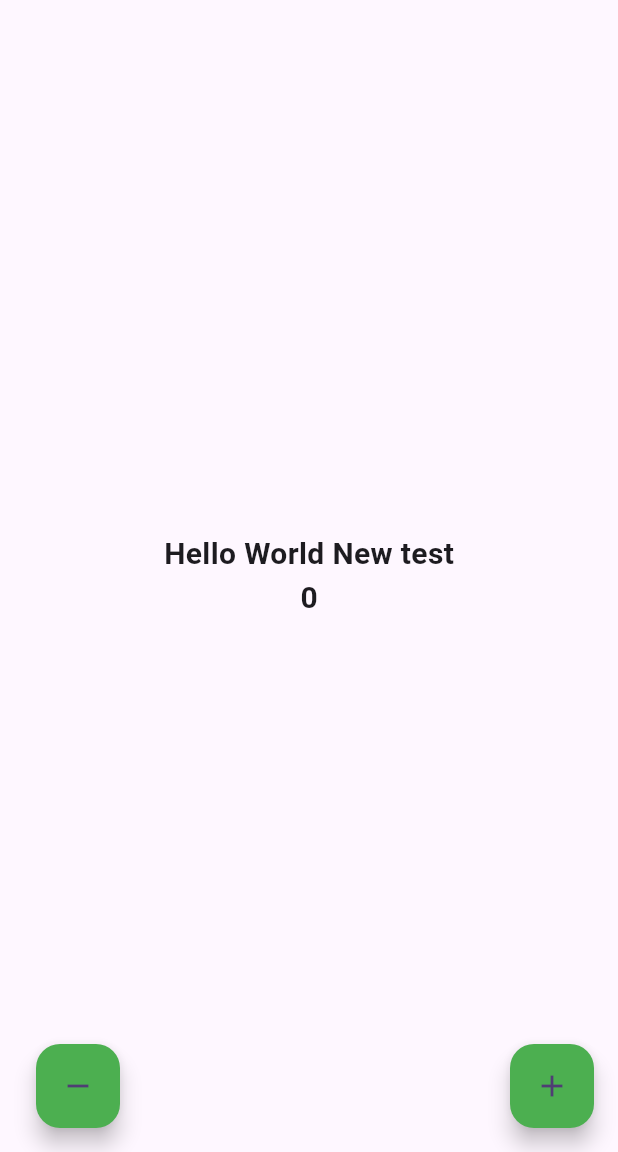
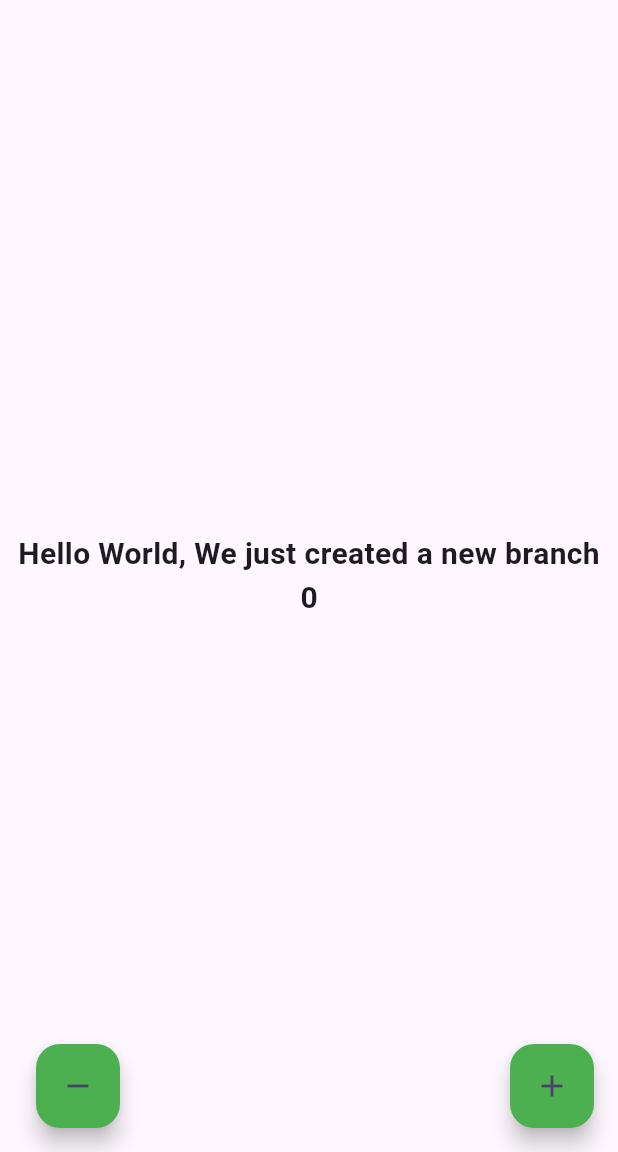
Before and after one commit to OdikemeEbi/Ticket_app, a Flutter app: the screen it shows after launch, on a phone screen of 412 x 824 dp, the part 84-1236 px from its top. Run offline on Flutter 3.47's test engine with Material 3 defaults, Android fonts, the phone set to English and light mode, and no system bars.

Commit message:
New change on homepage

```diff
--- a/lib/homepage.dart
+++ b/lib/homepage.dart
@@ -42,7 +42,7 @@ class _HomepageState extends State<Homepage> {
           mainAxisAlignment: MainAxisAlignment.center,
           children: [
             const Text(
-              'Hello World New test',
+              'Hello World, We just created a new branch',
               style: TextStyle(
                 fontSize: 20,
                 fontWeight: FontWeight.bold,
```
